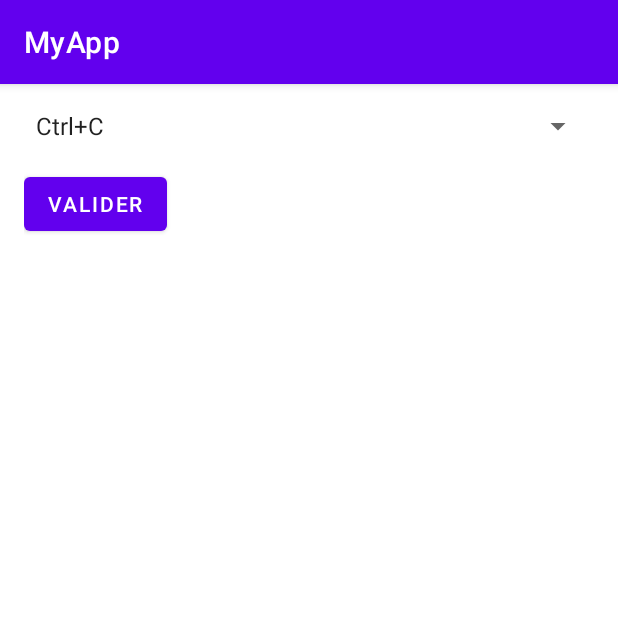
After one commit to loulegall/androidApp, an Android app: the ModifyShortcutActivity screen opened directly, with no data from a screen before it, on a phone screen of 412 x 824 dp, the top half of it. The commit adds this screen. Run offline under Robolectric (Android 15) with nearby library versions, the phone set to English and light mode, and no system bars.

Commit message:
Add Page "Modifier Shortcut"

```diff
--- a/app/build.gradle.kts
+++ b/app/build.gradle.kts
@@ -35,6 +35,7 @@ android {
     }
     buildFeatures {
         viewBinding = true
+        dataBinding = true
     }
 }
 
--- /dev/null
+++ b/app/src/main/java/com/example/myapp/ModifyShortcutActivity.kt
@@ -0,0 +1,37 @@
+package com.example.myapp
+
+import android.content.Intent
+import android.os.Bundle
+import android.widget.ArrayAdapter
+import android.widget.Button
+import android.widget.Spinner
+import androidx.appcompat.app.AppCompatActivity
+
+class ModifyShortcutActivity : AppCompatActivity() {
+
+    override fun onCreate(savedInstanceState: Bundle?) {
+        super.onCreate(savedInstanceState)
+        setContentView(R.layout.activity_modifier_shortcut)
+
+        val spinner: Spinner = findViewById(R.id.spinnerShortcuts)
+        // Populez la liste déroulante avec les commandes clavier
+        // TODO : Remplacez le tableau par la liste des commandes clavier
+        val keyboardCommands = listOf("Ctrl+C", "Ctrl+V", "Ctrl+Z", "Ctrl+X", "Ctrl+S")
+        val adapter = ArrayAdapter(this, android.R.layout.simple_spinner_item, keyboardCommands)
+        adapter.setDropDownViewResource(android.R.layout.simple_spinner_dropdown_item)
+        spinner.adapter = adapter
+
+        val validerButton: Button = findViewById(R.id.buttonValider)
+        validerButton.setOnClickListener {
+            // Récupérez la commande sélectionnée dans la liste déroulante
+            val selectedCommand = spinner.selectedItem.toString()
+
+            // Envoyez la commande de retour à l'activité principale
+            val resultIntent = Intent()
+            resultIntent.putExtra("newShortcut", selectedCommand)
+            setResult(RESULT_OK, resultIntent)
+            // TODO : Est-ce que ca sauvegarde quelque part ?
+            finish()
+        }
+    }
+}
--- /dev/null
+++ b/app/src/main/res/layout/activity_modifier_shortcut.xml
@@ -0,0 +1,19 @@
+<?xml version="1.0" encoding="utf-8"?>
+<LinearLayout xmlns:android="http://schemas.android.com/apk/res/android"
+    android:layout_width="match_parent"
+    android:layout_height="match_parent"
+    android:orientation="vertical"
+    android:padding="16dp">
+
+    <Spinner
+        android:id="@+id/spinnerShortcuts"
+        android:layout_width="match_parent"
+        android:layout_height="wrap_content"
+        android:layout_marginBottom="16dp"/>
+
+    <Button
+        android:id="@+id/buttonValider"
+        android:layout_width="wrap_content"
+        android:layout_height="wrap_content"
+        android:text="Valider"/>
+</LinearLayout>
```
Also changed, not shown: app/src/main/AndroidManifest.xml (+6 -1 lines), app/src/main/java/com/example/myapp/MainActivity.kt (+11 -10 lines).
